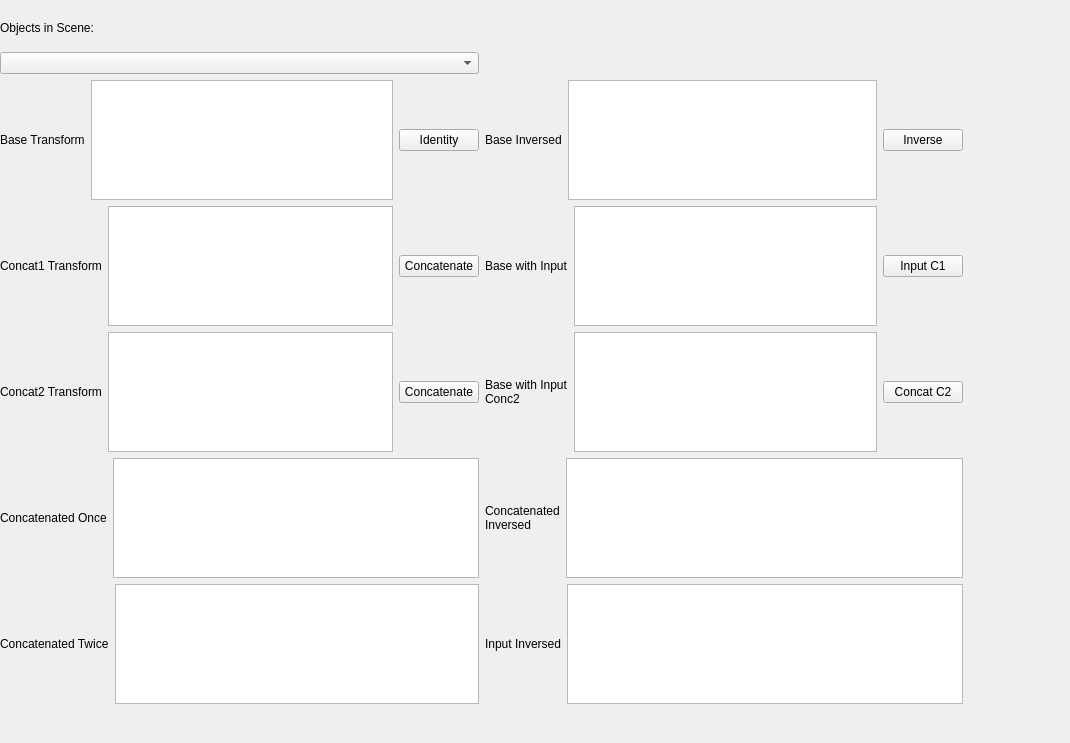
First picture: the form in TransformOperations/transformoperationswidget.ui, repository nist-anka/IbisPluginsExtra1, before the edit.
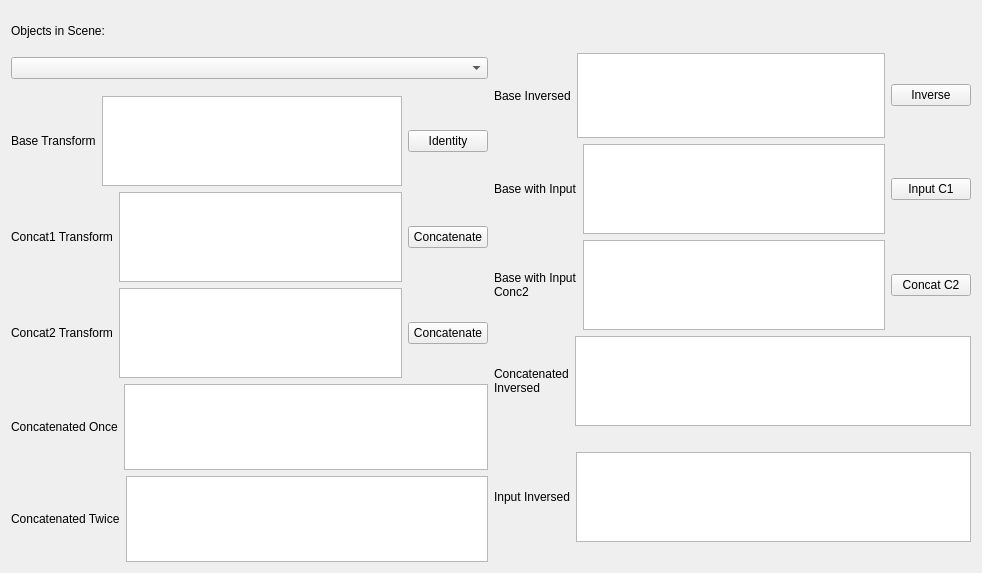
Second picture: the form after the edit.

Commit message: Fixed the widget, addet function to format text output.

```diff
--- a/TransformOperations/transformoperationswidget.ui
+++ b/TransformOperations/transformoperationswidget.ui
@@ -6,29 +6,26 @@
    <rect>
     <x>0</x>
     <y>0</y>
-    <width>1070</width>
-    <height>743</height>
+    <width>982</width>
+    <height>573</height>
    </rect>
   </property>
   <property name="windowTitle">
    <string>Form</string>
   </property>
-  <widget class="QWidget" name="">
-   <property name="geometry">
-    <rect>
-     <x>0</x>
-     <y>10</y>
-     <width>963</width>
-     <height>694</height>
-    </rect>
-   </property>
    <layout class="QHBoxLayout" name="horizontalLayout_11">
     <item>
-     <layout class="QVBoxLayout" name="verticalLayout_2">
-      <item>
+    <layout class="QGridLayout" name="gridLayout">
+     <item row="0" column="0" rowspan="2">
        <layout class="QVBoxLayout" name="verticalLayout">
         <item>
          <widget class="QLabel" name="label">
+         <property name="maximumSize">
+          <size>
+           <width>16777215</width>
+           <height>20</height>
+          </size>
+         </property>
           <property name="text">
            <string>Objects in Scene:</string>
           </property>
@@ -39,152 +36,7 @@
         </item>
        </layout>
       </item>
-      <item>
-       <layout class="QHBoxLayout" name="horizontalLayout">
-        <item>
-         <widget class="QLabel" name="label_2">
-          <property name="text">
-           <string>Base Transform</string>
-          </property>
-         </widget>
-        </item>
-        <item>
-         <widget class="QTextEdit" name="baseTextEdit">
-          <property name="maximumSize">
-           <size>
-            <width>16777215</width>
-            <height>120</height>
-           </size>
-          </property>
-          <property name="readOnly">
-           <bool>true</bool>
-          </property>
-         </widget>
-        </item>
-        <item>
-         <widget class="QPushButton" name="identityPushButton">
-          <property name="text">
-           <string>Identity</string>
-          </property>
-         </widget>
-        </item>
-       </layout>
-      </item>
-      <item>
-       <layout class="QHBoxLayout" name="horizontalLayout_2">
-        <item>
-         <widget class="QLabel" name="label_3">
-          <property name="text">
-           <string>Concat1 Transform</string>
-          </property>
-         </widget>
-        </item>
-        <item>
-         <widget class="QTextEdit" name="concat1TextEdit">
-          <property name="maximumSize">
-           <size>
-            <width>16777215</width>
-            <height>120</height>
-           </size>
-          </property>
-          <property name="readOnly">
-           <bool>true</bool>
-          </property>
-         </widget>
-        </item>
-        <item>
-         <widget class="QPushButton" name="concat1PushButton">
-          <property name="text">
-           <string>Concatenate</string>
-          </property>
-         </widget>
-        </item>
-       </layout>
-      </item>
-      <item>
-       <layout class="QHBoxLayout" name="horizontalLayout_3">
-        <item>
-         <widget class="QLabel" name="label_4">
-          <property name="text">
-           <string>Concat2 Transform</string>
-          </property>
-         </widget>
-        </item>
-        <item>
-         <widget class="QTextEdit" name="concat2TextEdit">
-          <property name="maximumSize">
-           <size>
-            <width>16777215</width>
-            <height>120</height>
-           </size>
-          </property>
-          <property name="readOnly">
-           <bool>true</bool>
-          </property>
-         </widget>
-        </item>
-        <item>
-         <widget class="QPushButton" name="concat2PushButton">
-          <property name="text">
-           <string>Concatenate</string>
-          </property>
-         </widget>
-        </item>
-       </layout>
-      </item>
-      <item>
-       <layout class="QHBoxLayout" name="horizontalLayout_4">
-        <item>
-         <widget class="QLabel" name="label_5">
-          <property name="text">
-           <string>Concatenated Once</string>
-          </property>
-         </widget>
-        </item>
-        <item>
-         <widget class="QTextEdit" name="concatenated1TextEdit">
-          <property name="maximumSize">
-           <size>
-            <width>16777215</width>
-            <height>120</height>
-           </size>
-          </property>
-          <property name="readOnly">
-           <bool>true</bool>
-          </property>
-         </widget>
-        </item>
-       </layout>
-      </item>
-      <item>
-       <layout class="QHBoxLayout" name="horizontalLayout_5">
-        <item>
-         <widget class="QLabel" name="label_6">
-          <property name="text">
-           <string>Concatenated Twice</string>
-          </property>
-         </widget>
-        </item>
-        <item>
-         <widget class="QTextEdit" name="concatenated2TextEdit">
-          <property name="maximumSize">
-           <size>
-            <width>16777215</width>
-            <height>120</height>
-           </size>
-          </property>
-          <property name="readOnly">
-           <bool>true</bool>
-          </property>
-         </widget>
-        </item>
-       </layout>
-      </item>
-     </layout>
-    </item>
-    <item>
-     <layout class="QVBoxLayout" name="verticalLayout_3">
-      <item>
+     <item row="0" column="1">
        <spacer name="verticalSpacer">
         <property name="orientation">
          <enum>Qt::Vertical</enum>
@@ -197,7 +49,7 @@
         </property>
        </spacer>
       </item>
-      <item>
+     <item row="1" column="1" rowspan="2">
        <layout class="QHBoxLayout" name="horizontalLayout_6">
         <item>
          <widget class="QLabel" name="label_7">
@@ -211,7 +63,7 @@
           <property name="maximumSize">
            <size>
             <width>16777215</width>
-            <height>120</height>
+           <height>90</height>
            </size>
           </property>
           <property name="readOnly">
@@ -228,7 +80,38 @@
         </item>
        </layout>
       </item>
+     <item row="2" column="0" rowspan="2">
+      <layout class="QHBoxLayout" name="horizontalLayout">
       <item>
+        <widget class="QLabel" name="label_2">
+         <property name="text">
+          <string>Base Transform</string>
+         </property>
+        </widget>
+       </item>
+       <item>
+        <widget class="QTextEdit" name="baseTextEdit">
+         <property name="maximumSize">
+          <size>
+           <width>16777215</width>
+           <height>90</height>
+          </size>
+         </property>
+         <property name="readOnly">
+          <bool>true</bool>
+         </property>
+        </widget>
+       </item>
+       <item>
+        <widget class="QPushButton" name="identityPushButton">
+         <property name="text">
+          <string>Identity</string>
+         </property>
+        </widget>
+       </item>
+      </layout>
+     </item>
+     <item row="3" column="1" rowspan="2">
        <layout class="QHBoxLayout" name="horizontalLayout_7">
         <item>
          <widget class="QLabel" name="label_8">
@@ -242,7 +125,7 @@
           <property name="maximumSize">
            <size>
             <width>16777215</width>
-            <height>120</height>
+           <height>90</height>
            </size>
           </property>
           <property name="readOnly">
@@ -259,7 +142,38 @@
         </item>
        </layout>
       </item>
+     <item row="4" column="0" rowspan="2">
+      <layout class="QHBoxLayout" name="horizontalLayout_2">
       <item>
+        <widget class="QLabel" name="label_3">
+         <property name="text">
+          <string>Concat1 Transform</string>
+         </property>
+        </widget>
+       </item>
+       <item>
+        <widget class="QTextEdit" name="concat1TextEdit">
+         <property name="maximumSize">
+          <size>
+           <width>16777215</width>
+           <height>90</height>
+          </size>
+         </property>
+         <property name="readOnly">
+          <bool>true</bool>
+         </property>
+        </widget>
+       </item>
+       <item>
+        <widget class="QPushButton" name="concat1PushButton">
+         <property name="text">
+          <string>Concatenate</string>
+         </property>
+        </widget>
+       </item>
+      </layout>
+     </item>
+     <item row="5" column="1" rowspan="2">
        <layout class="QHBoxLayout" name="horizontalLayout_8">
         <item>
          <widget class="QLabel" name="label_9">
@@ -274,7 +188,7 @@
           <property name="maximumSize">
            <size>
             <width>16777215</width>
-            <height>120</height>
+           <height>90</height>
            </size>
           </property>
           <property name="readOnly">
@@ -291,7 +205,38 @@
         </item>
        </layout>
       </item>
+     <item row="6" column="0" rowspan="2">
+      <layout class="QHBoxLayout" name="horizontalLayout_3">
       <item>
+        <widget class="QLabel" name="label_4">
+         <property name="text">
+          <string>Concat2 Transform</string>
+         </property>
+        </widget>
+       </item>
+       <item>
+        <widget class="QTextEdit" name="concat2TextEdit">
+         <property name="maximumSize">
+          <size>
+           <width>16777215</width>
+           <height>90</height>
+          </size>
+         </property>
+         <property name="readOnly">
+          <bool>true</bool>
+         </property>
+        </widget>
+       </item>
+       <item>
+        <widget class="QPushButton" name="concat2PushButton">
+         <property name="text">
+          <string>Concatenate</string>
+         </property>
+        </widget>
+       </item>
+      </layout>
+     </item>
+     <item row="7" column="1" rowspan="2">
        <layout class="QHBoxLayout" name="horizontalLayout_9">
         <item>
          <widget class="QLabel" name="label_10">
@@ -306,7 +251,7 @@
           <property name="maximumSize">
            <size>
             <width>16777215</width>
-            <height>120</height>
+           <height>90</height>
            </size>
           </property>
           <property name="readOnly">
@@ -316,7 +261,31 @@
         </item>
        </layout>
       </item>
+     <item row="8" column="0" rowspan="2">
+      <layout class="QHBoxLayout" name="horizontalLayout_4">
       <item>
+        <widget class="QLabel" name="label_5">
+         <property name="text">
+          <string>Concatenated Once</string>
+         </property>
+        </widget>
+       </item>
+       <item>
+        <widget class="QTextEdit" name="concatenated1TextEdit">
+         <property name="maximumSize">
+          <size>
+           <width>16777215</width>
+           <height>90</height>
+          </size>
+         </property>
+         <property name="readOnly">
+          <bool>true</bool>
+         </property>
+        </widget>
+       </item>
+      </layout>
+     </item>
+     <item row="9" column="1" rowspan="2">
        <layout class="QHBoxLayout" name="horizontalLayout_10">
         <item>
          <widget class="QLabel" name="label_11">
@@ -330,7 +299,7 @@
           <property name="maximumSize">
            <size>
             <width>16777215</width>
-            <height>120</height>
+           <height>90</height>
            </size>
           </property>
           <property name="readOnly">
@@ -340,10 +309,33 @@
         </item>
        </layout>
       </item>
+     <item row="10" column="0">
+      <layout class="QHBoxLayout" name="horizontalLayout_5">
+       <item>
+        <widget class="QLabel" name="label_6">
+         <property name="text">
+          <string>Concatenated Twice</string>
+         </property>
+        </widget>
+       </item>
+       <item>
+        <widget class="QTextEdit" name="concatenated2TextEdit">
+         <property name="maximumSize">
+          <size>
+           <width>16777215</width>
+           <height>90</height>
+          </size>
+         </property>
+         <property name="readOnly">
+          <bool>true</bool>
+         </property>
+        </widget>
+       </item>
      </layout>
     </item>
    </layout>
-  </widget>
+   </item>
+  </layout>
  </widget>
  <resources/>
  <connections/>
```
Lines whose indentation alone changed are shown as unchanged. The commit also changes 2 other files.
